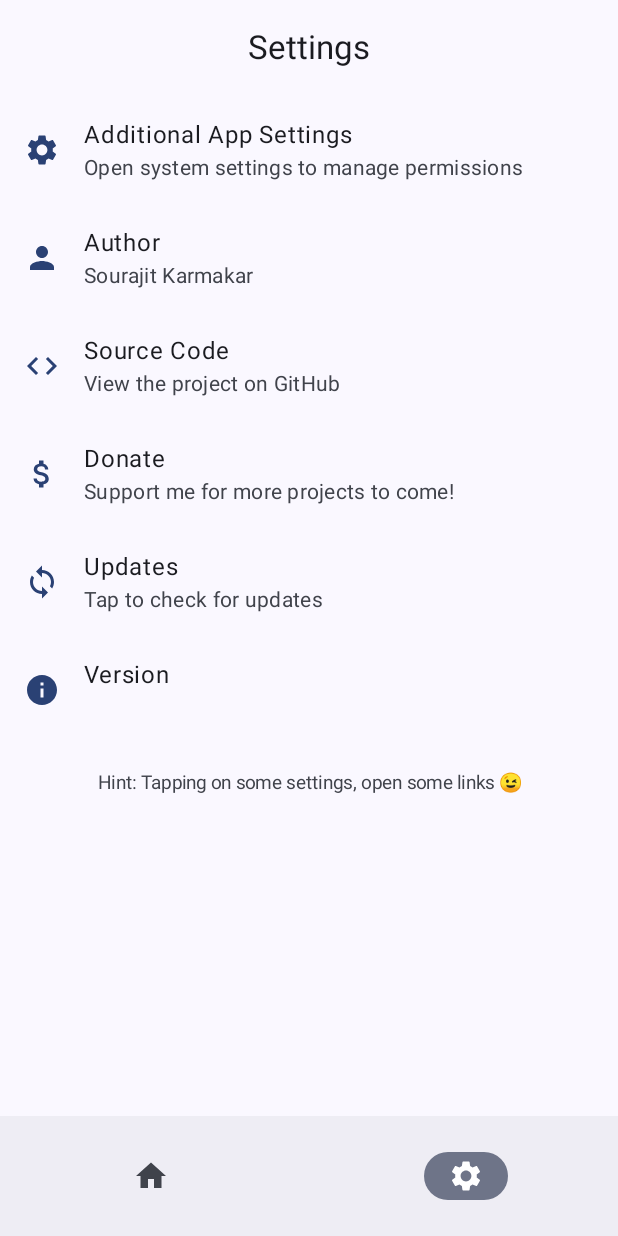
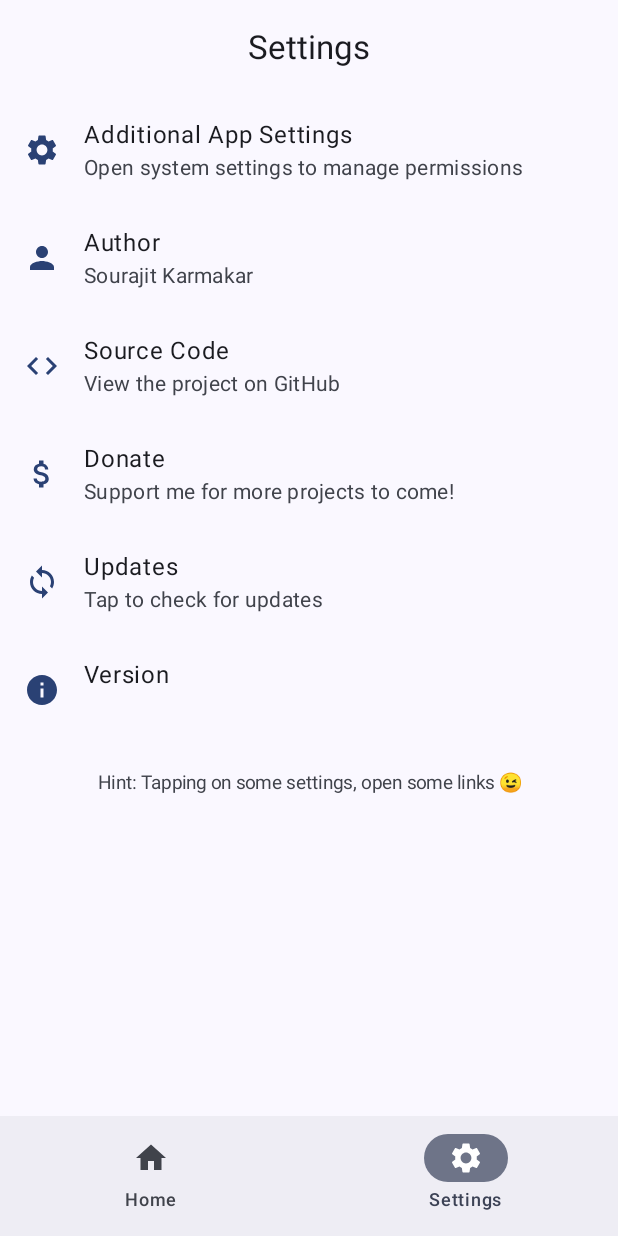
Before and after one commit to sourajitk/Ambient-Music, an Android app built with Jetpack Compose: the settings screen opened through its navigation route, on a phone screen of 412 x 824 dp. Run offline under Robolectric (Android 15) with nearby library versions, the light colour scheme and no system bars; our stand-ins replace window size class.

Commit message:
Append navigation bar labels for a more consistent user experience

```diff
--- a/app/src/main/kotlin/com/sourajitk/ambient_music/ui/navigation/AppNavigation.kt
+++ b/app/src/main/kotlin/com/sourajitk/ambient_music/ui/navigation/AppNavigation.kt
@@ -102,6 +102,7 @@ fun AppBottomNavigationBar(navController: NavHostController, navItems: List<Scre
       NavigationBarItem(
         icon = { Icon(screen.icon, contentDescription = screen.label) },
         selected = currentDestination?.hierarchy?.any { it.route == screen.route } == true,
+        label = { Text(screen.label) },
         onClick = {
           navController.navigate(screen.route) {
             popUpTo(navController.graph.findStartDestination().id) { saveState = true }
```
